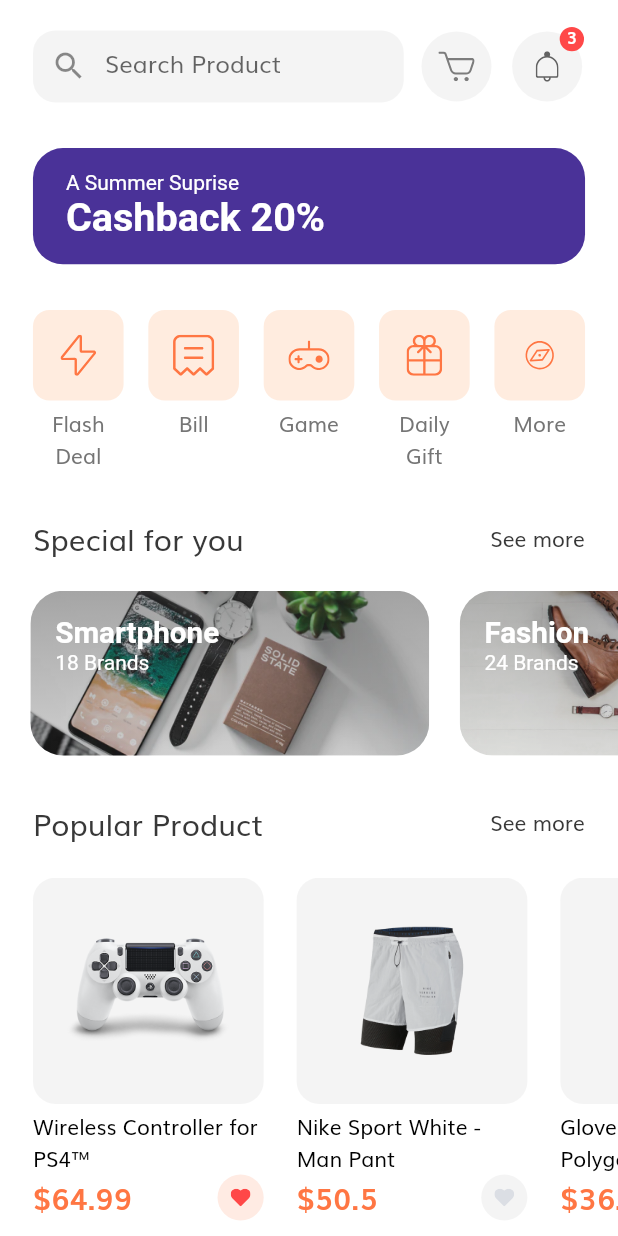
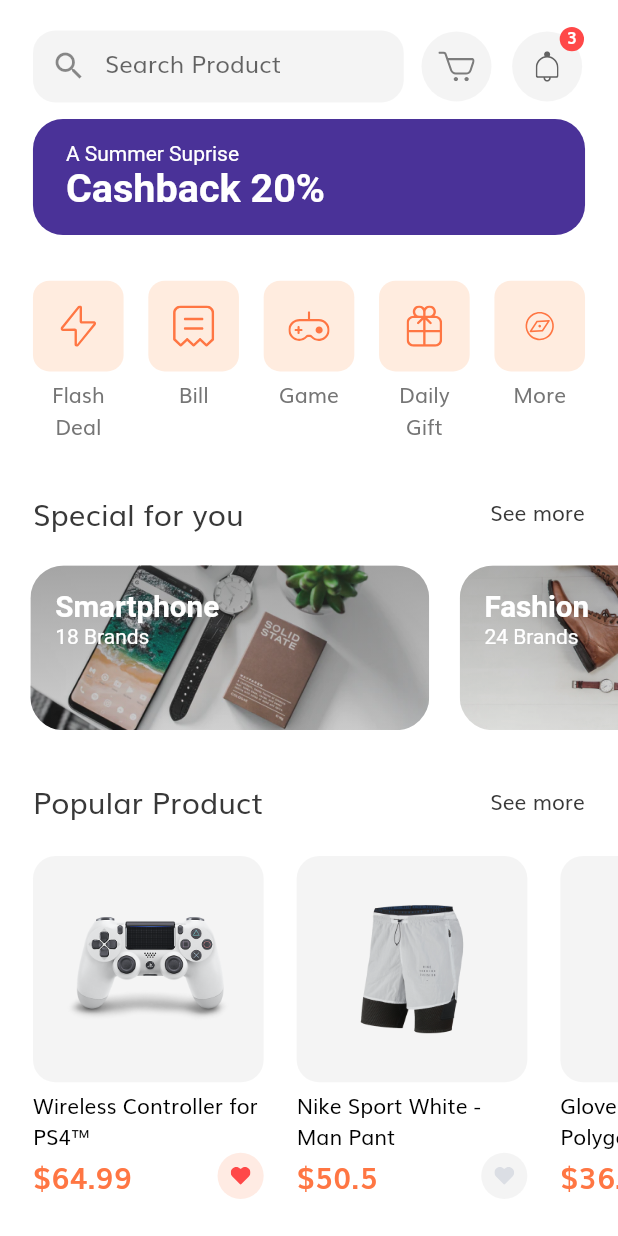
Before and after one commit to DARWINDEV/ecommerce, a Flutter app: the HomePage screen opened by its route, on a phone screen of 412 x 824 dp. Run offline on Flutter 3.47's test engine with Material 2 defaults, Android fonts, the phone set to English and light mode, and no system bars; our stand-ins replace flutter_svg.

Commit message:
Modificación de rutas y sección homeage

```diff
--- a/lib/src/models/product.dart
+++ b/lib/src/models/product.dart
@@ -91,7 +91,7 @@ List<Product> demoProducts = [
       Color(0xFFDECB9C),
       Colors.white,
     ],
-    title: "Logitech Head",
+    title: "Logitech Head - Model 587574",
     price: 20.20,
     description: description,
     rating: 4.1,
--- a/lib/src/screens/home/components/home_body.dart
+++ b/lib/src/screens/home/components/home_body.dart
@@ -1,6 +1,6 @@
 import 'package:flutter/material.dart';
 
-import 'package:ecommerce/src/screens/home/components/home.dart';
+import 'package:ecommerce/src/screens/home/home.dart';
 
 
 class HomePage extends StatelessWidget {
--- a/lib/src/screens/home/components/popular_products.dart
+++ b/lib/src/screens/home/components/popular_products.dart
@@ -20,6 +20,7 @@ class PopularProducts extends StatelessWidget {
           scrollDirection: Axis.horizontal,
           physics: BouncingScrollPhysics(),
           child: Row(
+            crossAxisAlignment: CrossAxisAlignment.start,
             children: [
               ...List.generate(demoProducts.length,
                   (index) => ProductCard(product: demoProducts[index])),
--- a/lib/src/screens/home/components/home.dart
+++ b/lib/src/screens/home/home.dart
@@ -1,8 +1,8 @@
-import 'package:ecommerce/src/models/product.dart';
+import 'package:flutter/material.dart';
+
 import 'package:ecommerce/src/screens/home/components/categories.dart';
 import 'package:ecommerce/src/screens/home/components/header.dart';
 import 'package:ecommerce/src/screens/home/components/popular_products.dart';
-import 'package:flutter/material.dart';
 
 import 'package:ecommerce/src/screens/home/components/saleBanner.dart';
 import 'package:ecommerce/src/screens/home/components/specialOfferCard.dart';
@@ -18,13 +18,13 @@ class HomePageBody extends StatelessWidget {
         children: <Widget>[
           SizedBox(height: getProportionateScreenHeight(20)),
           Header(),
-          SizedBox(height: getProportionateScreenHeight(30)),
+          SizedBox(height: getProportionateScreenWidth(10)),
           SaleBanner(title: 'A Summer Suprise\n', saleText: 'Cashback 20%'),
           SizedBox(height: getProportionateScreenHeight(30)),
           Categories(),
-          SizedBox(height: getProportionateScreenHeight(30)),
+          SizedBox(height: getProportionateScreenWidth(30)),
           SpecialOffertCard(),
-          SizedBox(height: getProportionateScreenHeight(30)),
+          SizedBox(height: getProportionateScreenWidth(30)),
           PopularProducts()
         ],
       ),
```
Also changed, not shown: lib/src/routes/routes.dart (+8 -8 lines), lib/src/screens/complete_profile/complete_profile.dart (renamed from lib/src/screens/complete_profile/components/complete_profile.dart), lib/src/screens/forgot_password/forgot_password.dart (renamed from lib/src/screens/forgot_password/components/forgot_password.dart), lib/src/screens/login_success/loginSuccess.dart (renamed from lib/src/screens/login_success/components/loginSuccess.dart), lib/src/screens/otp/otp.dart (renamed from lib/src/screens/otp/components/otp.dart), lib/src/screens/sign_in/sign_in.dart (renamed from lib/src/screens/sign_in/components/sign_in.dart), lib/src/screens/sign_up/sign_up.dart (renamed from lib/src/screens/sign_up/components/sign_up.dart), lib/src/screens/splash/splashScreen.dart (renamed from lib/src/screens/splash/components/splashScreen.dart).
